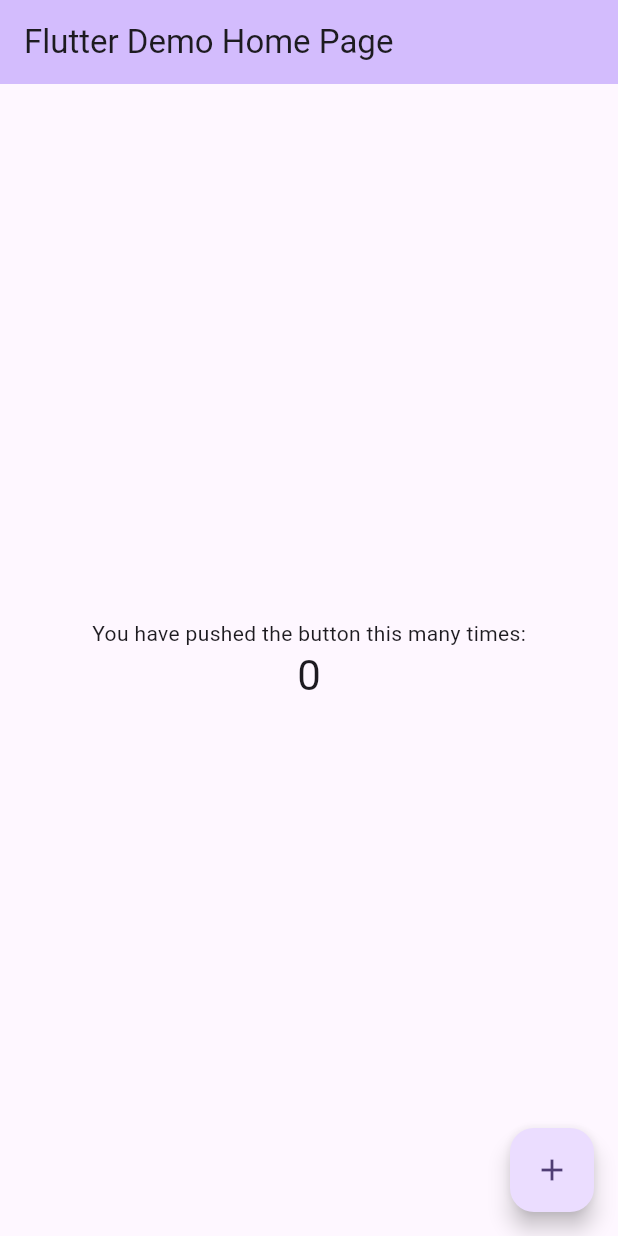
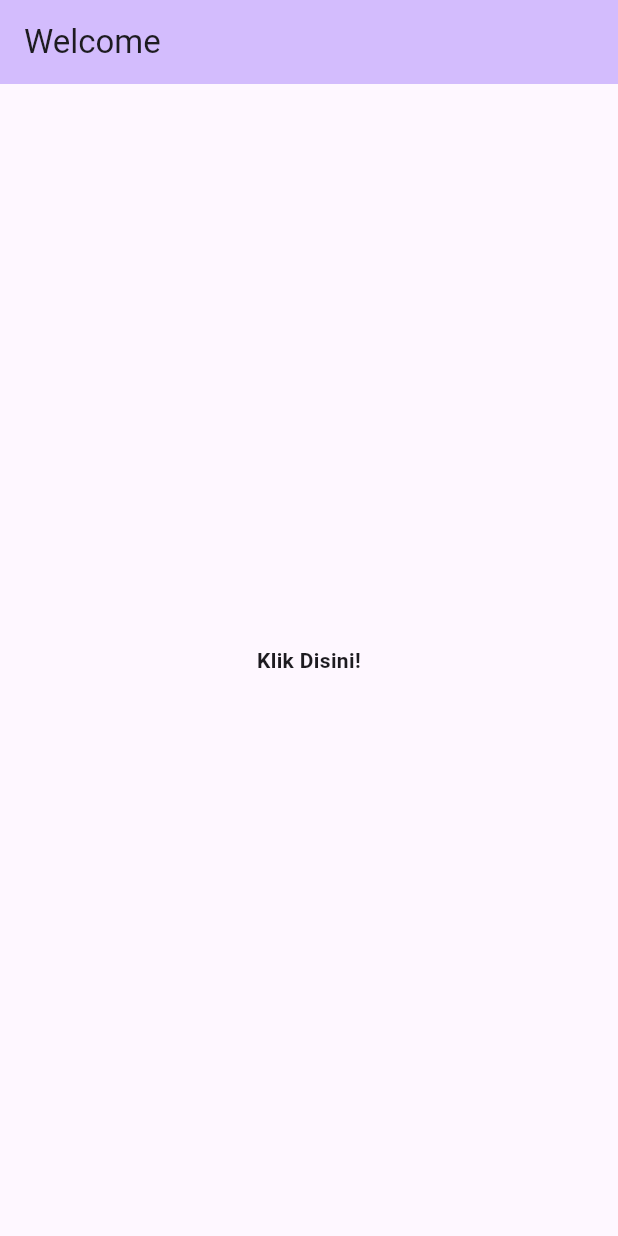
Before and after one commit to DheniAditya/dicoding_submission, a Flutter app: the screen it shows after launch, on a phone screen of 412 x 824 dp. Run offline on Flutter 3.47's test engine with Material 3 defaults, Android fonts, the phone set to English and light mode, and no system bars.

Commit message:
"commit pengerjaan"

```diff
--- a/lib/main.dart
+++ b/lib/main.dart
@@ -7,46 +7,22 @@ void main() {
 class MyApp extends StatelessWidget {
   const MyApp({super.key});
 
-  // This widget is the root of your application.
   @override
   Widget build(BuildContext context) {
     return MaterialApp(
-      title: 'Flutter Demo',
-      theme: ThemeData(
-        // This is the theme of your application.
-        //
-        // TRY THIS: Try running your application with "flutter run". You'll see
-        // the application has a purple toolbar. Then, without quitting the app,
-        // try changing the seedColor in the colorScheme below to Colors.green
-        // and then invoke "hot reload" (save your changes or press the "hot
-        // reload" button in a Flutter-supported IDE, or press "r" if you used
-        // the command line to start the app).
-        //
-        // Notice that the counter didn't reset back to zero; the application
-        // state is not lost during the reload. To reset the state, use hot
-        // restart instead.
-        //
-        // This works for code too, not just values: Most code changes can be
-        // tested with just a hot reload.
-        colorScheme: ColorScheme.fromSeed(seedColor: Colors.deepPurple),
-        useMaterial3: true,
-      ),
-      home: const MyHomePage(title: 'Flutter Demo Home Page'),
-    );
+        title: 'Flutter Demo',
+        theme: ThemeData(
+          colorScheme: ColorScheme.fromSeed(seedColor: Colors.deepPurple),
+          useMaterial3: true,
+        ),
+        home: const MyHomePage(
+          title: 'Welcome',
+        ));
   }
 }
 
 class MyHomePage extends StatefulWidget {
   const MyHomePage({super.key, required this.title});
-
-  // This widget is the home page of your application. It is stateful, meaning
-  // that it has a State object (defined below) that contains fields that affect
-  // how it looks.
-
-  // This class is the configuration for the state. It holds the values (in this
-  // case the title) provided by the parent (in this case the App widget) and
-  // used by the build method of the State. Fields in a Widget subclass are
-  // always marked "final".
 
   final String title;
 
@@ -55,71 +31,22 @@ class MyHomePage extends StatefulWidget {
 }
 
 class _MyHomePageState extends State<MyHomePage> {
-  int _counter = 0;
-
-  void _incrementCounter() {
-    setState(() {
-      // This call to setState tells the Flutter framework that something has
-      // changed in this State, which causes it to rerun the build method below
-      // so that the display can reflect the updated values. If we changed
-      // _counter without calling setState(), then the build method would not be
-      // called again, and so nothing would appear to happen.
-      _counter++;
-    });
-  }
-
   @override
   Widget build(BuildContext context) {
-    // This method is rerun every time setState is called, for instance as done
-    // by the _incrementCounter method above.
-    //
-    // The Flutter framework has been optimized to make rerunning build methods
-    // fast, so that you can just rebuild anything that needs updating rather
-    // than having to individually change instances of widgets.
     return Scaffold(
       appBar: AppBar(
-        // TRY THIS: Try changing the color here to a specific color (to
-        // Colors.amber, perhaps?) and trigger a hot reload to see the AppBar
-        // change color while the other colors stay the same.
         backgroundColor: Theme.of(context).colorScheme.inversePrimary,
-        // Here we take the value from the MyHomePage object that was created by
-        // the App.build method, and use it to set our appbar title.
         title: Text(widget.title),
       ),
       body: Center(
-        // Center is a layout widget. It takes a single child and positions it
-        // in the middle of the parent.
-        child: Column(
-          // Column is also a layout widget. It takes a list of children and
-          // arranges them vertically. By default, it sizes itself to fit its
-          // children horizontally, and tries to be as tall as its parent.
-          //
-          // Column has various properties to control how it sizes itself and
-          // how it positions its children. Here we use mainAxisAlignment to
-          // center the children vertically; the main axis here is the vertical
-          // axis because Columns are vertical (the cross axis would be
-          // horizontal).
-          //
-          // TRY THIS: Invoke "debug painting" (choose the "Toggle Debug Paint"
-          // action in the IDE, or press "p" in the console), to see the
-          // wireframe for each widget.
-          mainAxisAlignment: MainAxisAlignment.center,
-          children: <Widget>[
-            const Text(
-              'You have pushed the button this many times:',
-            ),
-            Text(
-              '$_counter',
-              style: Theme.of(context).textTheme.headlineMedium,
-            ),
-          ],
-        ),
+        child: InkWell(
+            child: Text(
+          textAlign: TextAlign.center,
+          overflow: TextOverflow.ellipsis,
+          style: const TextStyle(fontWeight: FontWeight.bold),
+          'Klik Disini!',
+        )),
       ),
-      floatingActionButton: FloatingActionButton(
-        onPressed: _incrementCounter,
-        tooltip: 'Increment',
-        child: const Icon(Icons.add),
-      ), // This trailing comma makes auto-formatting nicer for build methods.
     );
   }
 }
```
Also changed, not shown: lib/beranda.dart (deleted, +0 -106 lines).
